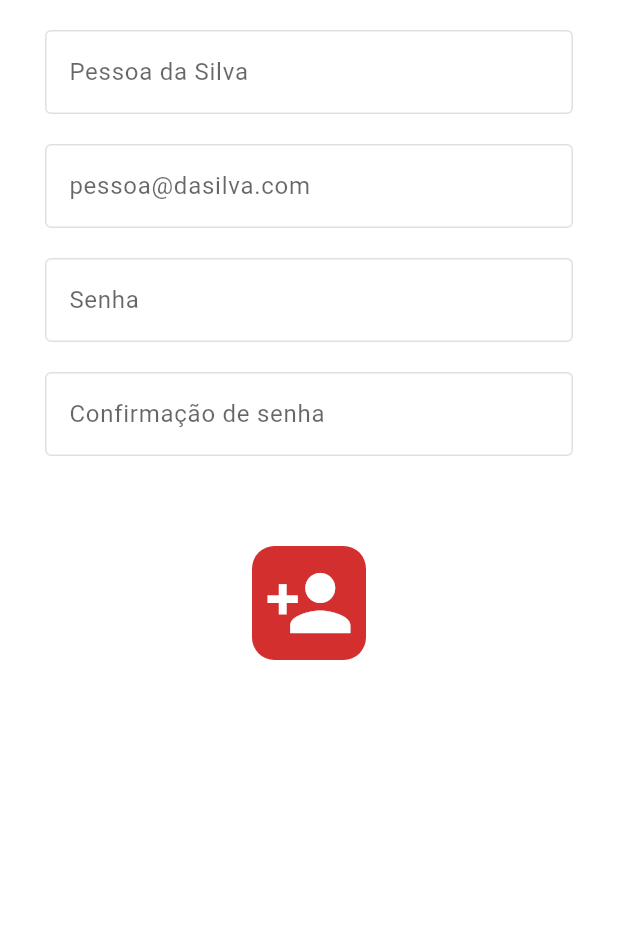
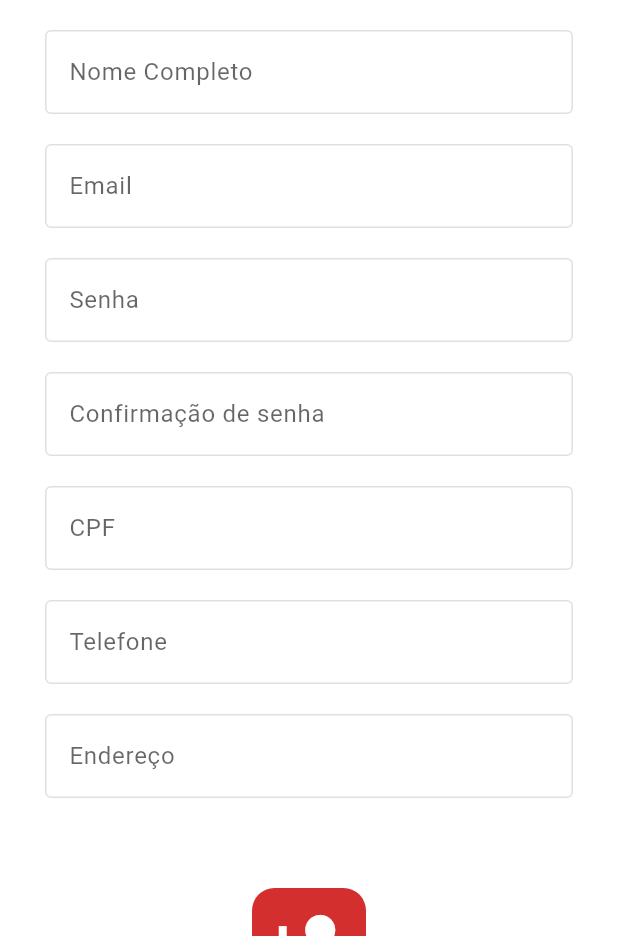
Before and after one commit to weinStag/sos360-app, a Flutter app: the screen it shows after launch, after a tap on "ou cadastre-se", on a phone screen of 412 x 824 dp, the part 300-1236 px from its top. Run offline on Flutter 3.47's test engine with Material 3 defaults, Android fonts, the phone set to English and light mode, and no system bars; our stand-ins replace google_nav_bar, lottie, smooth_page_indicator; missing offline and left inert: linear_progress_bar.

Commit message:
refactor: listview addition

```diff
--- a/lib/screens/auth/login_page.dart
+++ b/lib/screens/auth/login_page.dart
@@ -17,18 +17,22 @@ class LoginPage extends StatelessWidget {
       backgroundColor: Colors.white,
       body: SafeArea(
         child: Center(
-          child: Column(
+          child: ListView(
+            children: [
+              Image.asset(
+                "assets/logo.png",
+                height: 200,
+              ),
+              SizedBox(height: 40),
+              Column(
                 mainAxisAlignment: MainAxisAlignment.spaceEvenly,
-            children: [
-              Image.asset("assets/logo.png"),
-              Column(
                 children: [
                   MyTextField(
                     controller: usernameController,
-                    hintText: "john@doe.com",
+                    hintText: "Email",
                     obscureText: false,
                   ),
-                  const SizedBox(height: 10),
+                  const SizedBox(height: 20),
                   MyTextField(
                     controller: passwordController,
                     hintText: "Senha",
@@ -57,6 +61,7 @@ class LoginPage extends StatelessWidget {
                   )
                 ],
               ),
+              const SizedBox(height: 60),
               MyButton(
                   color: Colors.red.shade800,
                   onPressed: () {
@@ -66,10 +71,19 @@ class LoginPage extends StatelessWidget {
                             builder: (context) => const HomePage()));
                   },
                   icon: const Icon(Icons.login)),
+              const SizedBox(height: 80),
               Row(
                 children: [
                   const Expanded(child: Divider(thickness: 0.5)),
-                  TextButton(
+                  Container(
+                    decoration: BoxDecoration(
+                      borderRadius: BorderRadius.circular(30),
+                      border: Border.all(
+                        color: Colors.grey,
+                        width: 0.5,
+                      ),
+                    ),
+                    child: TextButton(
                       onPressed: () {
                         Navigator.push(
                             context,
@@ -78,9 +92,10 @@ class LoginPage extends StatelessWidget {
                       },
                       child: const Row(
                         children: [
+                          Text("ou cadastre-se "),
                           Icon(Icons.person_add),
-                        Text(" ou cadastre-se"),
                         ],
+                      ),
                     ),
                   ),
                   const Expanded(child: Divider(thickness: 0.5)),
--- a/lib/screens/auth/recover_password_page.dart
+++ b/lib/screens/auth/recover_password_page.dart
@@ -11,10 +11,11 @@ class RecoverPasswordPage extends StatelessWidget {
   Widget build(BuildContext context) {
     return Scaffold(
       backgroundColor: Colors.white,
-      body: Column(
-        mainAxisAlignment: MainAxisAlignment.spaceEvenly,
-        children: [
-          Image.asset("assets/logo.png"),
+      body: ListView(children: [
+        Image.asset(
+          "assets/logo.png",
+          height: 200,
+        ),
         Column(
           children: [
             const Text(
@@ -34,7 +35,7 @@ class RecoverPasswordPage extends StatelessWidget {
                 color: Colors.grey.shade600,
               ),
             ),
-              const SizedBox(height: 20),
+            const SizedBox(height: 50),
             MyTextField(
               controller: emailController,
               hintText: "E-mail",
@@ -42,7 +43,7 @@ class RecoverPasswordPage extends StatelessWidget {
             ),
           ],
         ),
-          const SizedBox(height: 30),
+        const SizedBox(height: 200),
         MyButton(
           color: Colors.red.shade800,
           icon: const Icon(Icons.send),
@@ -50,8 +51,7 @@ class RecoverPasswordPage extends StatelessWidget {
             Navigator.pop(context);
           },
         ),
-        ],
-      ),
+      ]),
     );
   }
 }
--- a/lib/screens/auth/signup_page.dart
+++ b/lib/screens/auth/signup_page.dart
@@ -10,6 +10,9 @@ class SignupPage extends StatelessWidget {
   final emailController = TextEditingController();
   final passwordController = TextEditingController();
   final secondPasswordController = TextEditingController();
+  final cpfController = TextEditingController();
+  final phoneController = TextEditingController();
+  final addressController = TextEditingController();
 
   @override
   Widget build(BuildContext context) {
@@ -26,13 +29,13 @@ class SignupPage extends StatelessWidget {
               children: [
                 MyTextField(
                   controller: usernameController,
-                  hintText: "Pessoa da Silva",
+                  hintText: "Nome Completo",
                   obscureText: false,
                 ),
                 const SizedBox(height: 20),
                 MyTextField(
                   controller: emailController,
-                  hintText: "pessoa@dasilva.com",
+                  hintText: "Email",
                   obscureText: false,
                 ),
                 const SizedBox(height: 20),
@@ -46,6 +49,24 @@ class SignupPage extends StatelessWidget {
                   controller: secondPasswordController,
                   hintText: "Confirmação de senha",
                   obscureText: true,
+                ),
+                const SizedBox(height: 20),
+                MyTextField(
+                  controller: cpfController,
+                  hintText: "CPF",
+                  obscureText: false,
+                ),
+                const SizedBox(height: 20),
+                MyTextField(
+                  controller: phoneController,
+                  hintText: "Telefone",
+                  obscureText: false,
+                ),
+                const SizedBox(height: 20),
+                MyTextField(
+                  controller: addressController,
+                  hintText: "Endereço",
+                  obscureText: false,
                 ),
                 const SizedBox(height: 60),
                 MyButton(
```
Lines whose indentation alone changed are shown as unchanged.
